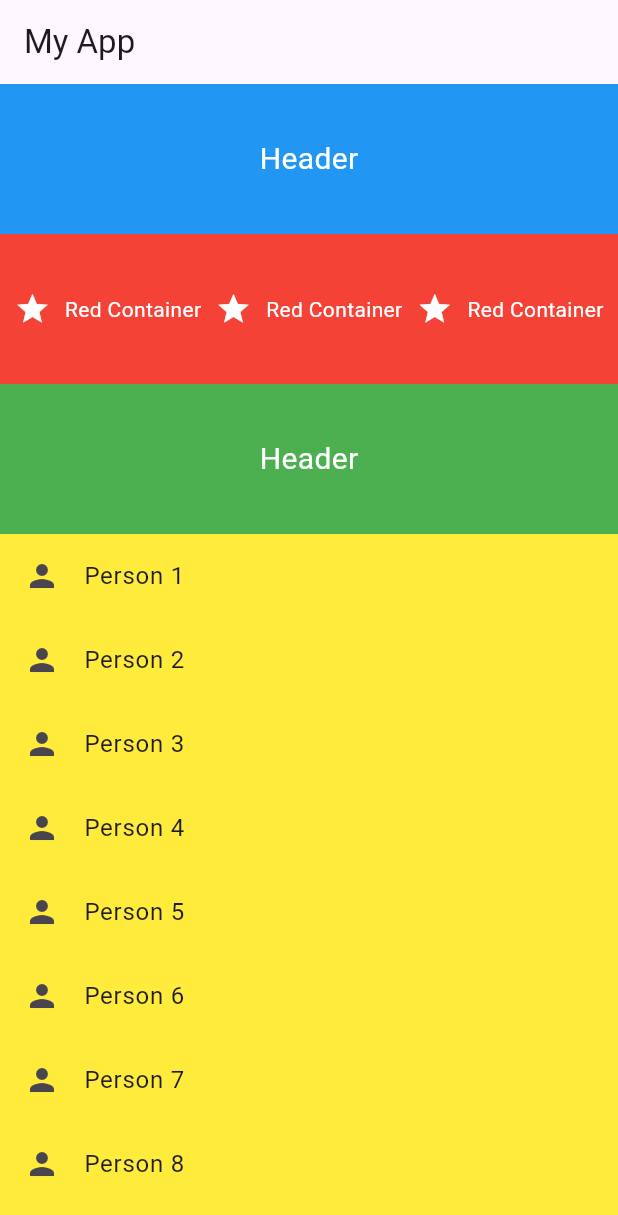
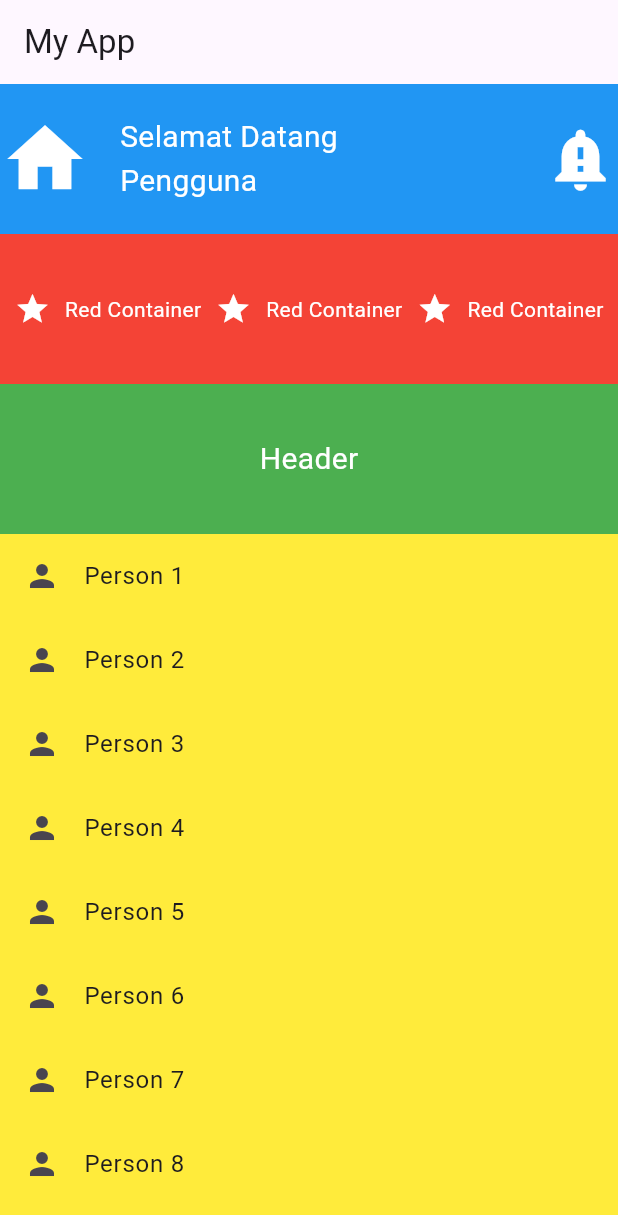
Before and after one commit to kamalnorizan/flutterKpdn, a Flutter app: the screen it shows after launch, on a phone screen of 412 x 824 dp. Shown: the top 1215 px of the screen. Run offline on Flutter 3.47's test engine with Material 3 defaults, Android fonts, the phone set to English and light mode, and no system bars.

Commit message:
top header

```diff
--- a/lib/main.dart
+++ b/lib/main.dart
@@ -23,11 +23,34 @@ class MainApp extends StatelessWidget {
                 color: Colors.blue,
                 height: 100,
                 width: double.infinity,
-                child: Center(
-                  child: Text(
-                    'Header',
-                    style: TextStyle(color: Colors.white, fontSize: 20),
-                  ),
+                child: Row(
+                  mainAxisAlignment: MainAxisAlignment.start,
+                  crossAxisAlignment: CrossAxisAlignment.center,
+                  children: [
+                    Icon(Icons.home, color: Colors.white, size: 60),
+                    SizedBox(width: 20),
+                    Expanded(
+                      child: Column(
+                        mainAxisAlignment: MainAxisAlignment.center,
+                        crossAxisAlignment: CrossAxisAlignment.start,
+                        children: [
+                          Text(
+                            'Selamat Datang',
+                            style: TextStyle(color: Colors.white, fontSize: 20),
+                          ),
+                          Text(
+                            'Pengguna',
+                            style: TextStyle(color: Colors.white, fontSize: 20),
+                          ),
+                        ],
+                      ),
+                    ),
+                    Icon(
+                      Icons.notification_important,
+                      color: Colors.white,
+                      size: 50,
+                    ),
+                  ],
                 ),
               ),
               Container(
```
